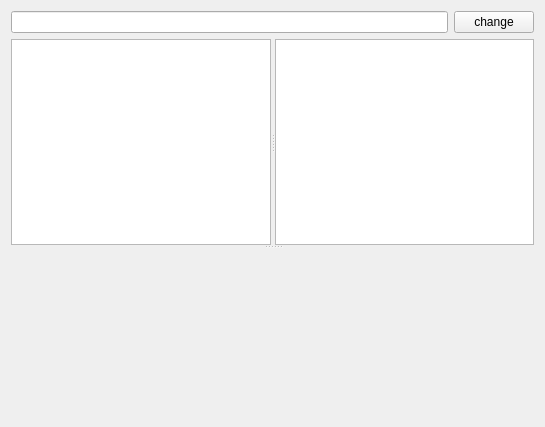
The window that spikeylab/gui/stim/components/vocal_parameters.ui (portfors-lab/sparkle) describes before a commit, drawn with Qt 5.
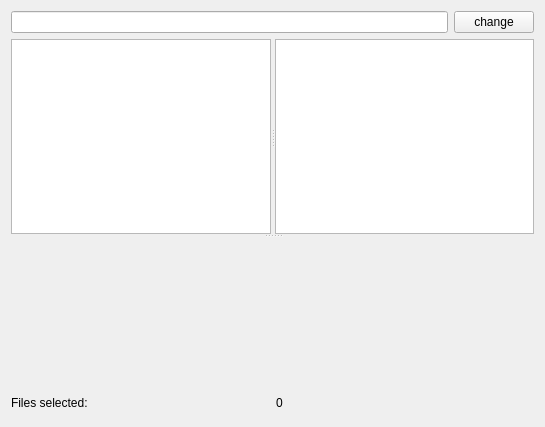
The same window after the commit. Custom widgets are drawn as their Qt base class.

Commit message: UI handles multiple selection of recording files

Patch:
```diff
--- a/spikeylab/gui/stim/components/vocal_parameters.ui
+++ b/spikeylab/gui/stim/components/vocal_parameters.ui
@@ -66,6 +66,24 @@
      </widget>
     </widget>
    </item>
+   <item>
+    <layout class="QHBoxLayout" name="horizontalLayout">
+     <item>
+      <widget class="QLabel" name="label">
+       <property name="text">
+        <string>Files selected:</string>
+       </property>
+      </widget>
+     </item>
+     <item>
+      <widget class="QLabel" name="nfiles">
+       <property name="text">
+        <string>0</string>
+       </property>
+      </widget>
+     </item>
+    </layout>
+   </item>
    <item>
     <widget class="CommonParameterWidget" name="common" native="true"/>
    </item>
```
Left out of the diff: 16 changed lines with no effect on the pictures. The commit also changes 6 other files.
